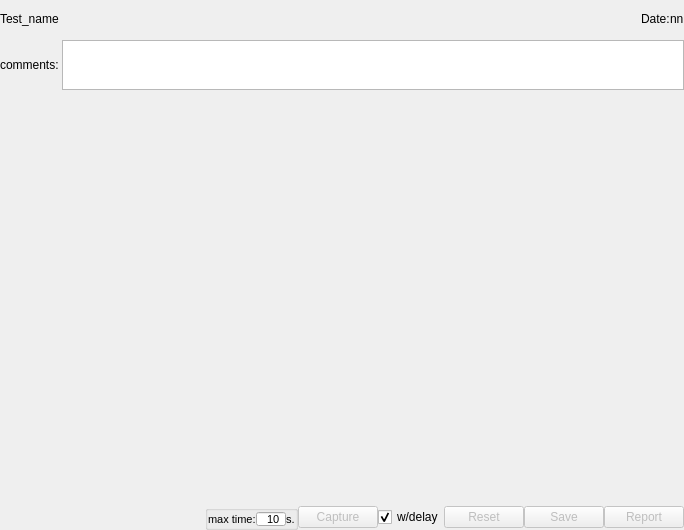
This is Software/FullAxis/src/main/python/lib/basic_test.ui in Debaq/Fullaxis as Qt 5 draws it before an edit. The edited form follows.
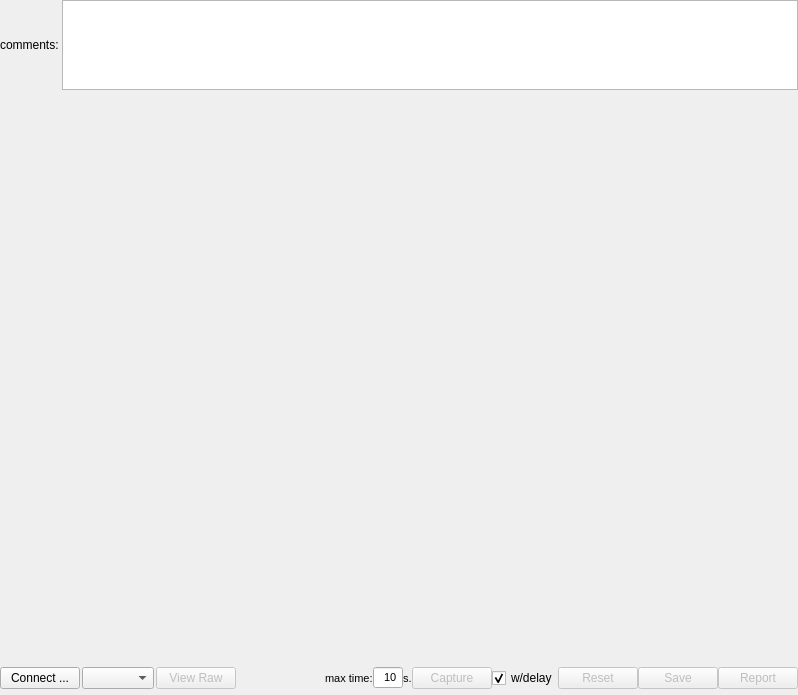
This is the edited form.

```diff
--- a/Software/FullAxis/src/main/python/lib/basic_test.ui
+++ b/Software/FullAxis/src/main/python/lib/basic_test.ui
@@ -6,8 +6,8 @@
    <rect>
     <x>0</x>
     <y>0</y>
-    <width>684</width>
-    <height>530</height>
+    <width>798</width>
+    <height>695</height>
    </rect>
   </property>
   <property name="windowTitle">
@@ -53,49 +53,6 @@
       <property name="bottomMargin">
        <number>0</number>
       </property>
-      <item>
-       <layout class="QHBoxLayout" name="horizontalLayout">
-        <property name="spacing">
-         <number>0</number>
-        </property>
-        <property name="topMargin">
-         <number>0</number>
-        </property>
-        <item>
-         <widget class="QLabel" name="lbl_test_name">
-          <property name="sizePolicy">
-           <sizepolicy hsizetype="MinimumExpanding" vsizetype="Preferred">
-            <horstretch>0</horstretch>
-            <verstretch>0</verstretch>
-           </sizepolicy>
-          </property>
-          <property name="text">
-           <string>Test_name</string>
-          </property>
-         </widget>
-        </item>
-        <item>
-         <widget class="QLabel" name="label">
-          <property name="sizePolicy">
-           <sizepolicy hsizetype="Minimum" vsizetype="Minimum">
-            <horstretch>0</horstretch>
-            <verstretch>0</verstretch>
-           </sizepolicy>
-          </property>
-          <property name="text">
-           <string>Date:</string>
-          </property>
-         </widget>
-        </item>
-        <item>
-         <widget class="QLabel" name="lbl_test_date">
-          <property name="text">
-           <string>nn</string>
-          </property>
-         </widget>
-        </item>
-       </layout>
-      </item>
       <item>
        <layout class="QHBoxLayout" name="horizontalLayout_3">
         <property name="bottomMargin">
@@ -110,10 +67,10 @@
         </item>
         <item>
          <widget class="QTextEdit" name="txt_edit_test">
-          <property name="maximumSize">
+          <property name="minimumSize">
            <size>
-            <width>16777215</width>
-            <height>50</height>
+            <width>0</width>
+            <height>80</height>
            </size>
           </property>
           <property name="documentTitle">
@@ -149,10 +106,16 @@
    </item>
    <item>
     <widget class="QFrame" name="frame">
+     <property name="minimumSize">
+      <size>
+       <width>0</width>
+       <height>34</height>
+      </size>
+     </property>
      <property name="maximumSize">
       <size>
        <width>16777215</width>
-       <height>25</height>
+       <height>34</height>
       </size>
      </property>
      <layout class="QHBoxLayout" name="horizontalLayout_2">
@@ -171,6 +134,60 @@
       <property name="bottomMargin">
        <number>0</number>
       </property>
+      <item>
+       <widget class="QFrame" name="horizontalFrame_1">
+        <property name="minimumSize">
+         <size>
+          <width>50</width>
+          <height>0</height>
+         </size>
+        </property>
+        <layout class="QHBoxLayout" name="horizontalLayout_5">
+         <property name="spacing">
+          <number>2</number>
+         </property>
+         <property name="leftMargin">
+          <number>0</number>
+         </property>
+         <property name="topMargin">
+          <number>0</number>
+         </property>
+         <property name="rightMargin">
+          <number>0</number>
+         </property>
+         <property name="bottomMargin">
+          <number>0</number>
+         </property>
+         <item>
+          <widget class="QPushButton" name="btn_connect">
+           <property name="text">
+            <string>Connect ...</string>
+           </property>
+          </widget>
+         </item>
+         <item>
+          <widget class="QComboBox" name="combo_serial">
+           <property name="insertPolicy">
+            <enum>QComboBox::InsertAtTop</enum>
+           </property>
+          </widget>
+         </item>
+         <item>
+          <widget class="QPushButton" name="btn_view_raw">
+           <property name="enabled">
+            <bool>false</bool>
+           </property>
+           <property name="text">
+            <string>View Raw</string>
+           </property>
+           <property name="flat">
+            <bool>false</bool>
+           </property>
+          </widget>
+         </item>
+        </layout>
+       </widget>
+      </item>
       <item>
        <spacer name="horizontalSpacer">
         <property name="orientation">
@@ -185,30 +202,6 @@
        </spacer>
       </item>
       <item>
-       <widget class="QGroupBox" name="groupBox_2">
-        <property name="minimumSize">
-         <size>
-          <width>50</width>
-          <height>0</height>
-         </size>
-        </property>
-        <layout class="QHBoxLayout" name="horizontalLayout_4">
-         <property name="spacing">
-          <number>0</number>
-         </property>
-         <property name="leftMargin">
-          <number>0</number>
-         </property>
-         <property name="topMargin">
-          <number>0</number>
-         </property>
-         <property name="rightMargin">
-          <number>0</number>
-         </property>
-         <property name="bottomMargin">
-          <number>0</number>
-         </property>
-         <item>
           <widget class="QLabel" name="label_2">
            <property name="font">
             <font>
@@ -272,9 +265,6 @@
            <property name="text">
             <string>s.</string>
            </property>
-          </widget>
-         </item>
-        </layout>
        </widget>
       </item>
       <item>
```
Lines whose indentation alone changed are shown as unchanged.
